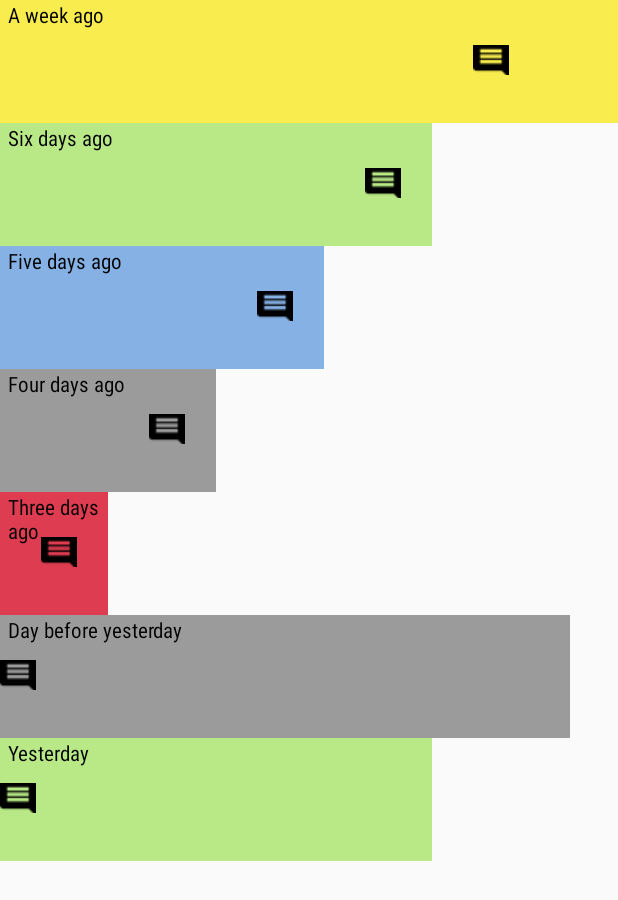
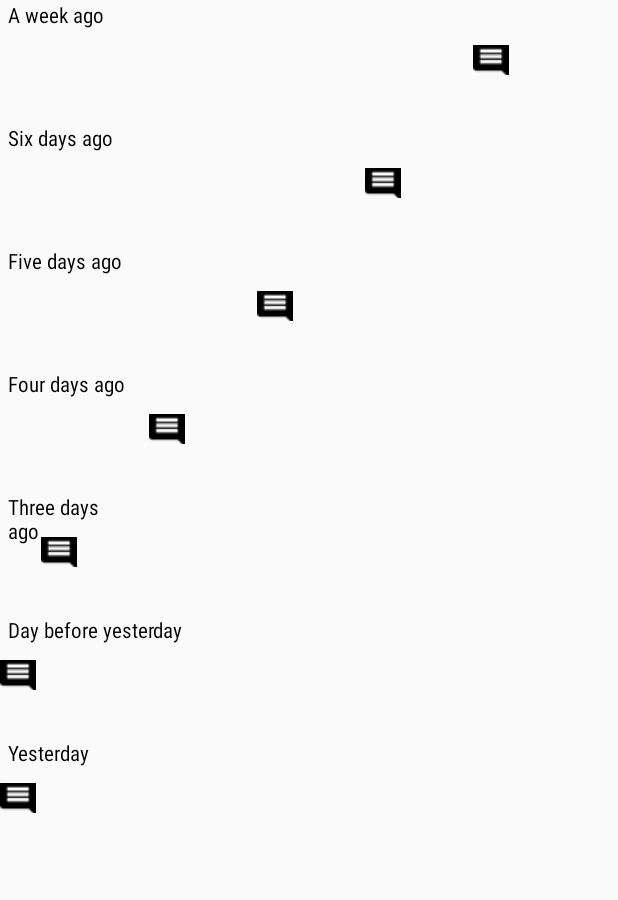
Before and after one commit to micheldu01/MoodTracker2, an Android app: the PageResult screen opened directly, with no data from a screen before it, on a phone screen of 412 x 824 dp. Shown: the top 900 px of the screen. Run offline under Robolectric (Android 15) with nearby library versions, the phone set to English and light mode, and no system bars; 7 statements that could not run were skipped.

Commit message:
mise à jour

```diff
--- a/app/src/main/java/com/michelapplication/moodtracker/controller/PageResult.java
+++ b/app/src/main/java/com/michelapplication/moodtracker/controller/PageResult.java
@@ -1,5 +1,6 @@
 package com.michelapplication.moodtracker.controller;
 
+import android.content.Intent;
 import android.content.SharedPreferences;
 import android.icu.util.Calendar;
 import android.os.Build;
@@ -116,7 +117,6 @@ public class PageResult extends MainActivity {
         //add value in mMooBDD if dayCount != 0
         if (dayCount != 0){
             mMoodBDD.insertMood(new Mood(choice_color, size_color, size_comment, saveComment));
-            onResume();
         }
 
         //add void mMooBdd if dayCount > 1
--- a/app/src/main/res/layout/activity_page_result.xml
+++ b/app/src/main/res/layout/activity_page_result.xml
@@ -12,7 +12,6 @@
         android:fontFamily="sans-serif-condensed"
         android:textColor="@color/black"
         android:text="@string/a_week_ago"
-        android:background="@color/banana_yellow"
         android:layout_width="match_parent"
         android:paddingLeft="5dp"
         android:layout_height="82dp"/>
@@ -32,7 +31,6 @@
         android:textColor="@color/black"
         android:text="@string/six_days_ago"
         android:layout_below="@id/a_week_ago"
-        android:background="@color/light_sage"
         android:paddingLeft="5dp"
         android:layout_width="288dp"
         android:layout_height="82dp"/>
@@ -53,7 +51,6 @@
         android:textColor="@color/black"
         android:text="@string/five_days_ago"
         android:layout_below="@id/six_days_ago"
-        android:background="@color/cornflower_blue_65"
         android:paddingLeft="5dp"
         android:layout_width="216dp"
         android:layout_height="82dp"/>
@@ -75,7 +72,6 @@
         android:text="@string/four_day_ago"
         android:layout_below="@id/five_days_ago"
         android:paddingLeft="5dp"
-        android:background="@color/warm_grey"
         android:layout_width="144dp"
         android:layout_height="82dp"/>
 
@@ -96,7 +92,6 @@
         android:text="@string/three_days_ago"
         android:layout_below="@id/four_days_ago"
         android:paddingLeft="5dp"
-        android:background="@color/faded_red"
         android:layout_width="72dp"
         android:layout_height="82dp"/>
 
@@ -117,7 +112,6 @@
         android:text="@string/day_before_yesterday"
         android:layout_below="@id/three_days_ago"
         android:paddingLeft="5dp"
-        android:background="@color/warm_grey"
         android:layout_width="380dp"
         android:layout_height="82dp"/>
 
@@ -137,7 +131,6 @@
         android:text="@string/yesterday"
         android:layout_below="@id/day_before_yesterday"
         android:paddingLeft="5dp"
-        android:background="@color/light_sage"
         android:layout_width="288dp"
         android:layout_height="82dp"/>
 
```
